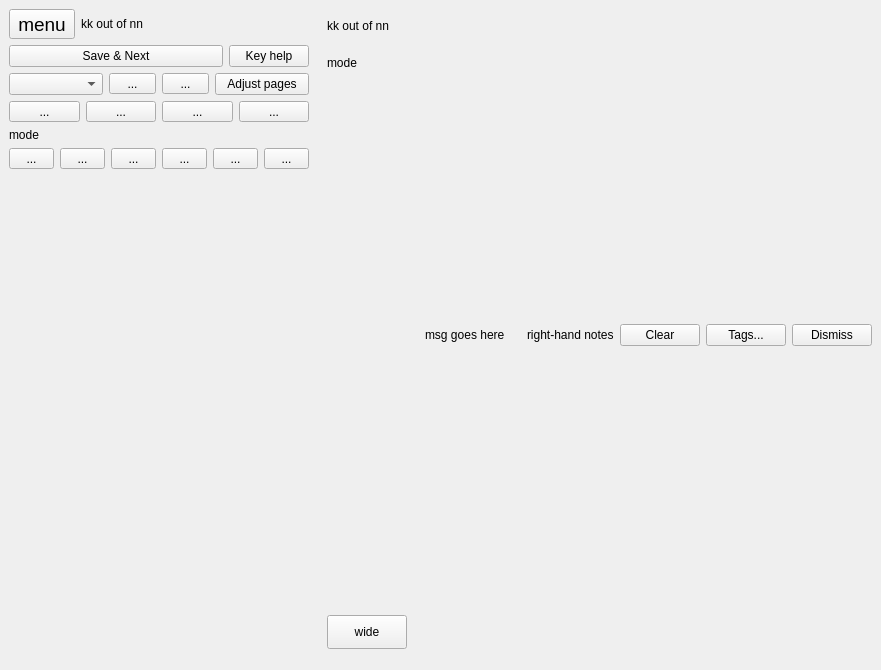
First picture: the form in plomclient/client/ui_files/annotator.ui, repository plomgrading/plom-client, before the edit.
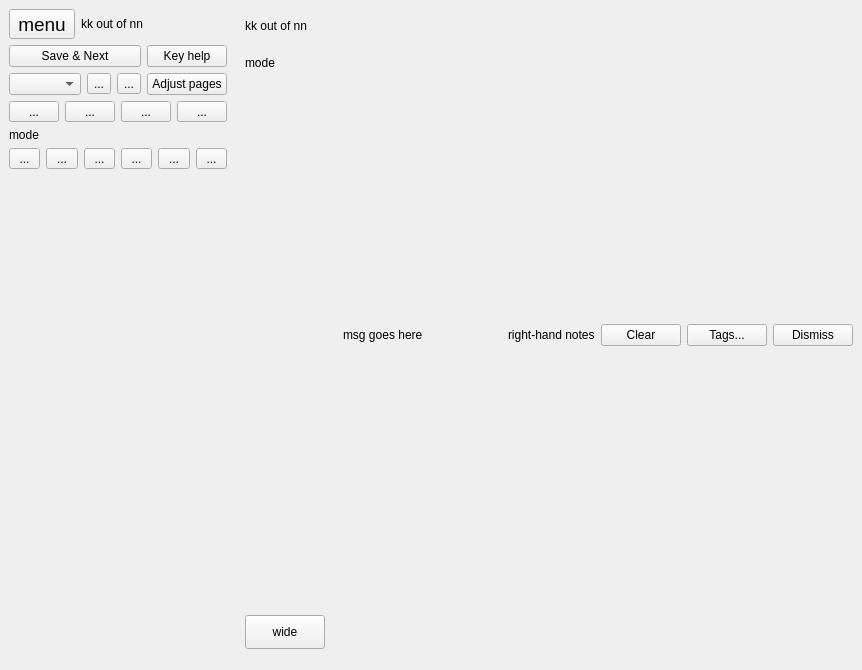
Second picture: the form after the edit.

Commit message: Don't set min button size AND minimum icon size

What changed in the file:
```diff
--- a/plomclient/client/ui_files/annotator.ui
+++ b/plomclient/client/ui_files/annotator.ui
@@ -332,12 +332,6 @@
                <verstretch>0</verstretch>
               </sizepolicy>
              </property>
-             <property name="minimumSize">
-              <size>
-               <width>45</width>
-               <height>0</height>
-              </size>
-             </property>
              <property name="text">
               <string>...</string>
              </property>
@@ -363,12 +357,6 @@
                <verstretch>0</verstretch>
               </sizepolicy>
              </property>
-             <property name="minimumSize">
-              <size>
-               <width>45</width>
-               <height>0</height>
-              </size>
-             </property>
              <property name="text">
               <string>...</string>
              </property>
@@ -394,12 +382,6 @@
                <verstretch>0</verstretch>
               </sizepolicy>
              </property>
-             <property name="minimumSize">
-              <size>
-               <width>45</width>
-               <height>0</height>
-              </size>
-             </property>
              <property name="text">
               <string>...</string>
              </property>
@@ -425,12 +407,6 @@
                <verstretch>0</verstretch>
               </sizepolicy>
              </property>
-             <property name="minimumSize">
-              <size>
-               <width>45</width>
-               <height>0</height>
-              </size>
-             </property>
              <property name="text">
               <string>...</string>
              </property>
@@ -456,12 +432,6 @@
                <verstretch>0</verstretch>
               </sizepolicy>
              </property>
-             <property name="minimumSize">
-              <size>
-               <width>45</width>
-               <height>0</height>
-              </size>
-             </property>
              <property name="text">
               <string>...</string>
              </property>
@@ -487,12 +457,6 @@
                <verstretch>0</verstretch>
               </sizepolicy>
              </property>
-             <property name="minimumSize">
-              <size>
-               <width>45</width>
-               <height>0</height>
-              </size>
-             </property>
              <property name="text">
               <string>...</string>
              </property>
```
